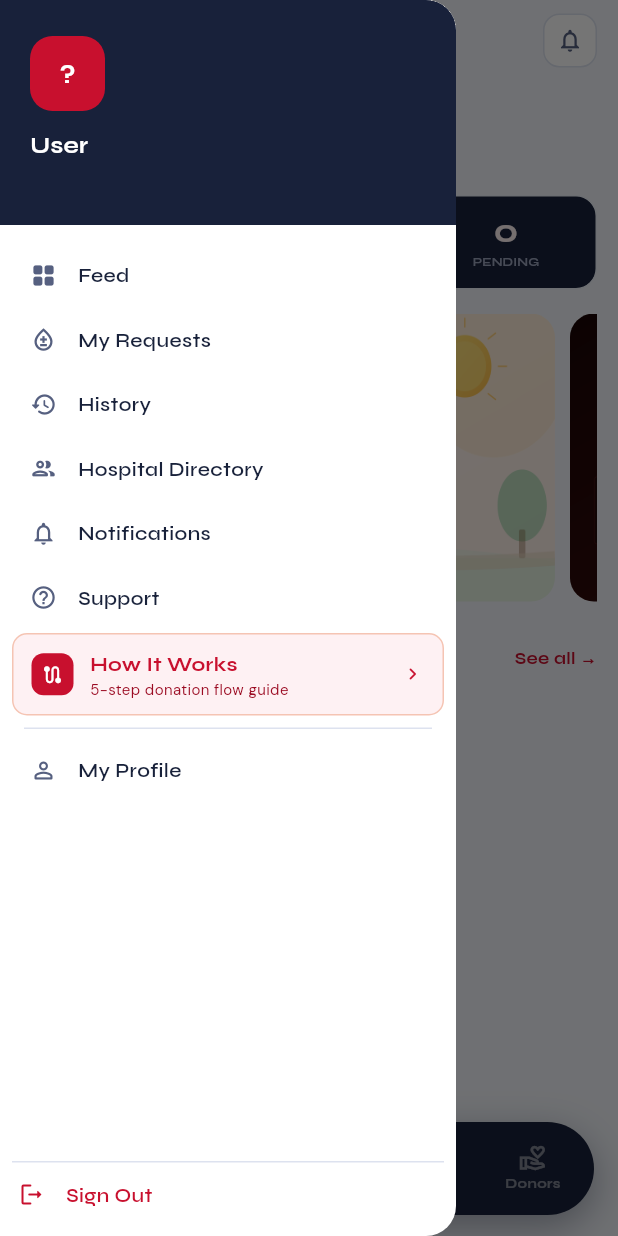
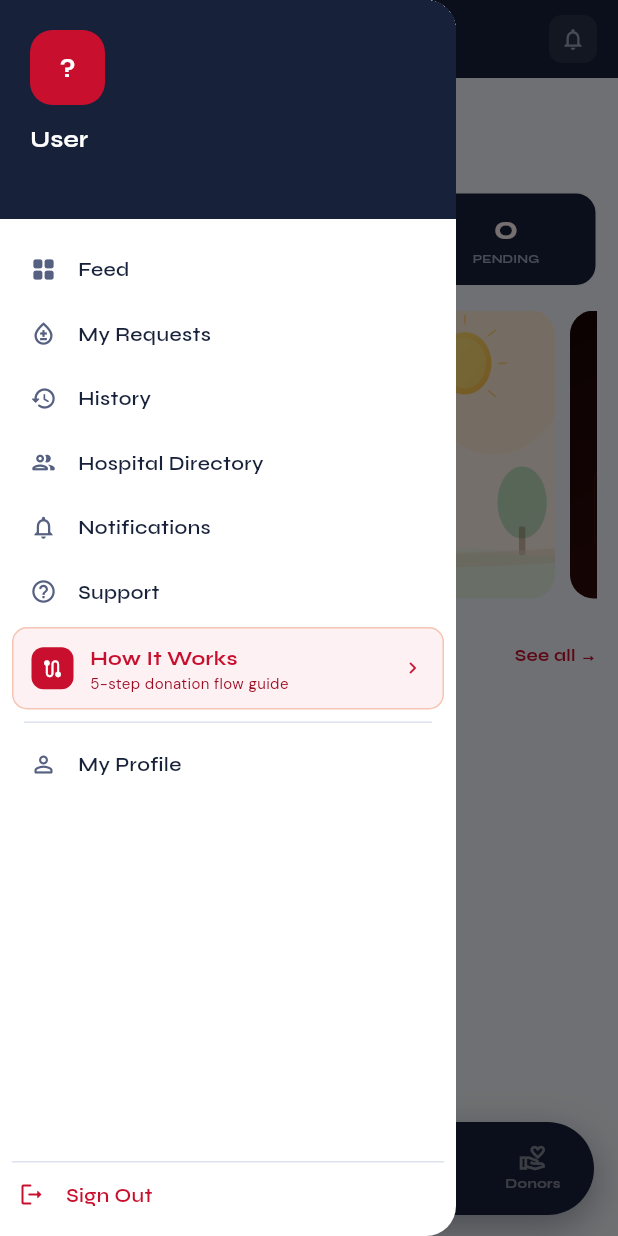
Before and after one commit to parthiban1213/bloodconnect_mobile, a Flutter app: the HomeScreen screen opened by its route, with the side drawer open, on a phone screen of 412 x 824 dp. Run offline on Flutter 3.47's test engine with Material 3 defaults, Android fonts, the phone set to English and light mode, and no system bars; our stand-ins replace dio, file_picker, firebase_core, firebase_messaging, firebase_remote_config, flutter_local_notifications and 13 more; accounts and stored records are empty; network calls fail.

Commit message:
UI enhancements

```diff
--- a/lib/utils/app_theme.dart
+++ b/lib/utils/app_theme.dart
@@ -146,11 +146,12 @@ class AppTheme {
             color: AppColors.textMuted, letterSpacing: 0.08),
       ),
       appBarTheme: AppBarTheme(
-        backgroundColor: AppColors.background,
+        backgroundColor: AppColors.navBg,
         elevation: 0,
         scrolledUnderElevation: 0,
+        iconTheme: const IconThemeData(color: AppColors.navInactive),
         titleTextStyle: GoogleFonts.syne(
-            fontSize: 18, fontWeight: FontWeight.w700, color: AppColors.textPrimary),
+            fontSize: 15, fontWeight: FontWeight.w700, color: Colors.white),
       ),
       inputDecorationTheme: const InputDecorationTheme(
         filled: false,
--- a/lib/views/drawer/app_drawer.dart
+++ b/lib/views/drawer/app_drawer.dart
@@ -21,14 +21,18 @@ class AppDrawer extends ConsumerWidget {
           bottomRight: Radius.circular(20),
         ),
       ),
-      child: SafeArea(
       child: Column(
         crossAxisAlignment: CrossAxisAlignment.start,
         children: [
-            // ── Header ───────────────────────────────────
+          // ── Header — extends behind status bar ───────────
           Container(
             width: double.infinity,
-              padding: const EdgeInsets.fromLTRB(20, 24, 20, 22),
+            color: AppColors.navBg,
+            child: SafeArea(
+              bottom: false,
+              child: Container(
+                width: double.infinity,
+                padding: const EdgeInsets.fromLTRB(20, 20, 20, 22),
                 decoration: const BoxDecoration(
                   color: AppColors.navBg,
                   borderRadius:
@@ -101,10 +105,17 @@ class AppDrawer extends ConsumerWidget {
                   ],
                 ),
               ),
+            ),
+          ),
 
           const SizedBox(height: 6),
 
-            // ── Nav items ─────────────────────────────────
+          // ── Nav items + sign out wrapped in bottom SafeArea ──
+          Expanded(
+            child: SafeArea(
+              top: false,
+              child: Column(
+                children: [
                   Expanded(
                     child: ListView(
                       padding:
@@ -203,6 +214,9 @@ class AppDrawer extends ConsumerWidget {
                   const SizedBox(height: 6),
                 ],
               ),
+            ),
+          ),
+        ],
       ),
     );
   }
--- a/lib/views/home/home_screen.dart
+++ b/lib/views/home/home_screen.dart
@@ -178,7 +178,7 @@ class _HomeHeader extends StatelessWidget {
                     ),
                     const SizedBox(height: 2),
                     Text(
-                      user?.firstName ?? user?.displayName ?? 'Welcome',
+                      user?.firstName?.toUpperCase() ?? user?.displayName.toUpperCase() ?? 'Welcome',
                       style: GoogleFonts.cormorantGaramond(
                         fontSize: 26,
                         fontWeight: FontWeight.w600,
--- a/lib/views/shell/main_shell.dart
+++ b/lib/views/shell/main_shell.dart
@@ -111,7 +111,7 @@ class _MainShellState extends ConsumerState<MainShell> {
           systemNavigationBarColor:          Colors.transparent,
           systemNavigationBarIconBrightness: Brightness.dark,
           statusBarColor:                    Colors.transparent,
-          statusBarIconBrightness:           Brightness.dark,
+          statusBarIconBrightness:           Brightness.light,
         ),
         child: Scaffold(
           backgroundColor: AppColors.background,
@@ -364,39 +364,59 @@ class _GlobalAppBar extends StatelessWidget implements PreferredSizeWidget {
   });
 
   @override
-  Size get preferredSize => const Size.fromHeight(54);
+  Size get preferredSize => const Size.fromHeight(52);
 
   @override
   Widget build(BuildContext context) {
     return AppBar(
-      backgroundColor: AppColors.background,
+      backgroundColor: AppColors.navBg,
       elevation: 0,
       scrolledUnderElevation: 0,
-      leadingWidth: 52,
-      leading: showBack
+      toolbarHeight: 52,
+      centerTitle: true,
+      leadingWidth: 60,
+      leading: Padding(
+        padding: const EdgeInsets.only(left: 14),
+        child: Center(
+          child: showBack
               ? GestureDetector(
             onTap: onBack,
             behavior: HitTestBehavior.opaque,
-              child: const Padding(
-                padding: EdgeInsets.only(left: 16),
-                child: Icon(Icons.arrow_back_ios_new_rounded,
-                    size: 20, color: AppColors.textPrimary),
+            child: Container(
+              width: 32, height: 32,
+              decoration: BoxDecoration(
+                color: Colors.white.withOpacity(0.08),
+                borderRadius: BorderRadius.circular(9),
+              ),
+              child: const Icon(
+                Icons.chevron_left_rounded,
+                color: AppColors.navInactive,
+                size: 20,
+              ),
             ),
           )
               : Builder(
             builder: (ctx) => GestureDetector(
               onTap: () => Scaffold.of(ctx).openDrawer(),
               behavior: HitTestBehavior.opaque,
-                child: Padding(
-                  padding: const EdgeInsets.only(left: 16),
+              child: Container(
+                width: 32, height: 32,
+                decoration: BoxDecoration(
+                  color: Colors.white.withOpacity(0.08),
+                  borderRadius: BorderRadius.circular(9),
+                ),
+                child: Center(
                   child: Column(
-                    mainAxisAlignment: MainAxisAlignment.center,
+                    mainAxisSize: MainAxisSize.min,
                     crossAxisAlignment: CrossAxisAlignment.start,
                     children: [
-                      _Bar(18), const SizedBox(height: 4),
-                      _Bar(13), const SizedBox(height: 4),
-                      _Bar(18),
+                      _Bar(14), const SizedBox(height: 3),
+                      _Bar(10), const SizedBox(height: 3),
+                      _Bar(14),
                     ],
+                  ),
+                ),
+              ),
             ),
           ),
         ),
@@ -404,19 +424,20 @@ class _GlobalAppBar extends StatelessWidget implements PreferredSizeWidget {
       title: Text(
         title,
         style: GoogleFonts.syne(
-          fontSize: 18,
+          fontSize: 15,
           fontWeight: FontWeight.w700,
-          color: AppColors.textPrimary,
+          color: Colors.white,
         ),
       ),
-      centerTitle: true,
       actions: [
         Padding(
           padding: const EdgeInsets.only(right: 14),
+          child: Center(
             child: GestureDetector(
               onTap: () => context.push('/notifications'),
               behavior: HitTestBehavior.opaque,
               child: _BellWithBadge(unreadCount: unreadCount),
+            ),
           ),
         ),
       ],
@@ -429,9 +450,9 @@ class _Bar extends StatelessWidget {
   const _Bar(this.width);
   @override
   Widget build(BuildContext context) => Container(
-    width: width, height: 2,
+    width: width, height: 1.5,
     decoration: BoxDecoration(
-      color: AppColors.textPrimary,
+      color: AppColors.navInactive,
       borderRadius: BorderRadius.circular(1),
     ),
   );
@@ -443,29 +464,28 @@ class _BellWithBadge extends StatelessWidget {
   @override
   Widget build(BuildContext context) {
     return SizedBox(
-      width: 36, height: 36,
+      width: 32, height: 32,
       child: Stack(clipBehavior: Clip.none, children: [
         Container(
-          width: 36, height: 36,
+          width: 32, height: 32,
           decoration: BoxDecoration(
-            color: AppColors.surface,
-            borderRadius: BorderRadius.circular(11),
-            border: Border.all(color: AppColors.border),
+            color: Colors.white.withOpacity(0.08),
+            borderRadius: BorderRadius.circular(9),
           ),
           child: const Center(
             child: Icon(Icons.notifications_outlined,
-                size: 18, color: AppColors.textSecondary),
+                size: 17, color: AppColors.navInactive),
           ),
         ),
         if (unreadCount > 0)
           Positioned(
-            top: 4, right: 4,
+            top: 5, right: 5,
             child: Container(
               width: 7, height: 7,
               decoration: BoxDecoration(
                 color: AppColors.primary,
                 shape: BoxShape.circle,
-                border: Border.all(color: AppColors.background, width: 1),
+                border: Border.all(color: AppColors.navBg, width: 1.5),
               ),
             ),
           ),
```
Also changed, not shown: lib/views/feed/feed_screen.dart (+11 -93 lines), lib/views/support/support_screen.dart (+32 -22 lines). Lines whose indentation alone changed are shown as unchanged.
